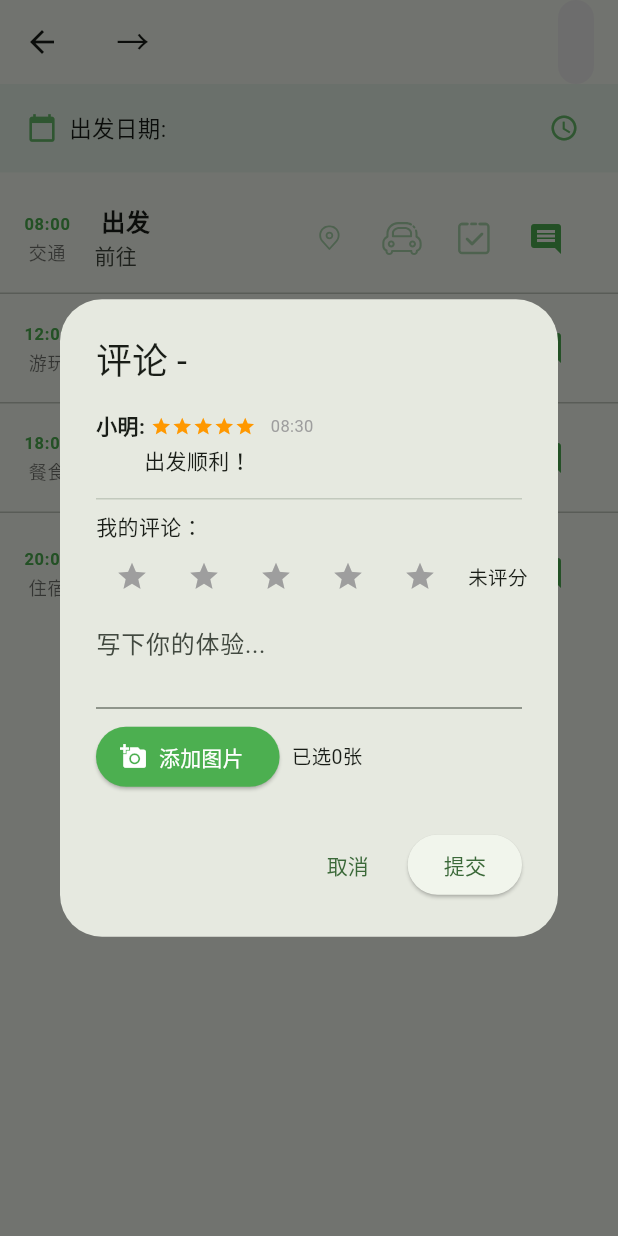
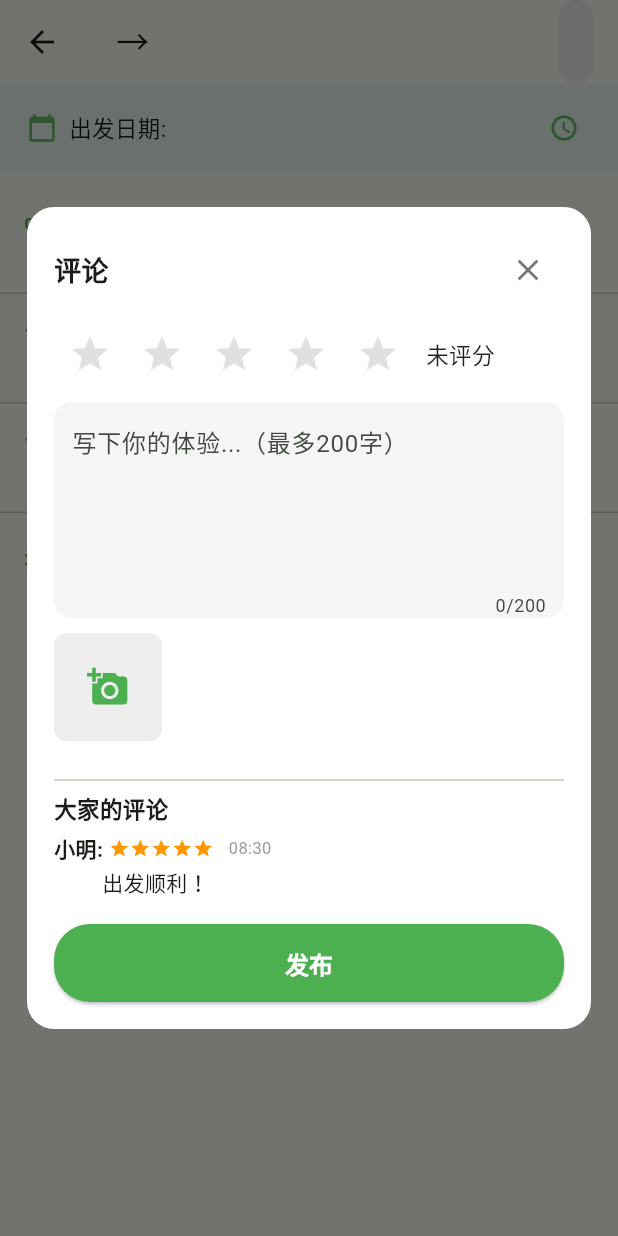
Before and after one commit to LydiaCai1203/jump-frog-fk, a Flutter app: the TripDetailPage screen opened directly with empty values, after a tap on the "comment" icon, on a phone screen of 412 x 824 dp. Run offline on Flutter 3.47's test engine with Material 3 defaults, Android fonts, the phone set to English and light mode, and no system bars; our stand-ins replace flutter_svg, font_awesome_flutter.

Commit message:
feat(flutter): modify page format

```diff
--- a/jump_frog_flutter/jump_frog_flutter/lib/pages/home_page.dart
+++ b/jump_frog_flutter/jump_frog_flutter/lib/pages/home_page.dart
@@ -237,10 +237,6 @@ class _HomePageState extends State<HomePage> {
                         icon: FontAwesomeIcons.comments,
                         label: '社区分享',
                       ),
-                      _FeatureChipFa(
-                        icon: FontAwesomeIcons.heart,
-                        label: '治愈体验',
-                      ),
                     ],
                   ),
                   const SizedBox(height: 12),
--- a/jump_frog_flutter/jump_frog_flutter/lib/pages/trip_detail_page.dart
+++ b/jump_frog_flutter/jump_frog_flutter/lib/pages/trip_detail_page.dart
@@ -349,18 +349,163 @@ class _CommentModalState extends State<_CommentModal> {
 
   @override
   Widget build(BuildContext context) {
-    return AlertDialog(
-      title: Text('评论 - ${widget.plan.title}'),
-      content: SizedBox(
-        width: 340,
+    final String title = (widget.plan.title.trim().isEmpty)
+        ? '评论'
+        : '评论 - ${widget.plan.title}';
+    return Dialog(
+      backgroundColor: Colors.white,
+      shape: RoundedRectangleBorder(borderRadius: BorderRadius.circular(18)),
+      insetPadding: const EdgeInsets.symmetric(horizontal: 18, vertical: 60),
+      child: Padding(
+        padding: const EdgeInsets.symmetric(horizontal: 18, vertical: 18),
+        child: SingleChildScrollView(
           child: Column(
             mainAxisSize: MainAxisSize.min,
             crossAxisAlignment: CrossAxisAlignment.start,
             children: [
+              Row(
+                mainAxisAlignment: MainAxisAlignment.spaceBetween,
+                children: [
+                  Text(
+                    title,
+                    style: const TextStyle(
+                      fontWeight: FontWeight.bold,
+                      fontSize: 18,
+                    ),
+                  ),
+                  IconButton(
+                    icon: const Icon(Icons.close, color: Colors.black54),
+                    onPressed: () => Navigator.of(context).pop(),
+                  ),
+                ],
+              ),
+              const SizedBox(height: 8),
+              // 评分
+              Row(
+                children: [
+                  ...List.generate(
+                    5,
+                    (i) => IconButton(
+                      icon: Icon(
+                        Icons.star,
+                        color: i < _rating
+                            ? Colors.orange
+                            : Colors.grey.shade300,
+                      ),
+                      iconSize: 28,
+                      padding: EdgeInsets.zero,
+                      onPressed: () => setState(() => _rating = i + 1),
+                    ),
+                  ),
+                  const SizedBox(width: 8),
+                  Text(
+                    _rating == 0 ? '未评分' : '$_rating 分',
+                    style: const TextStyle(fontSize: 15, color: Colors.black87),
+                  ),
+                ],
+              ),
+              const SizedBox(height: 8),
+              // 输入框
+              Container(
+                decoration: BoxDecoration(
+                  color: Colors.grey.shade100,
+                  borderRadius: BorderRadius.circular(12),
+                ),
+                child: TextField(
+                  controller: _controller,
+                  decoration: const InputDecoration(
+                    hintText: '写下你的体验...（最多200字）',
+                    border: InputBorder.none,
+                    contentPadding: EdgeInsets.symmetric(
+                      horizontal: 12,
+                      vertical: 14,
+                    ),
+                  ),
+                  minLines: 4,
+                  maxLines: 6,
+                  maxLength: 200,
+                ),
+              ),
+              const SizedBox(height: 10),
+              // 图片九宫格
+              Wrap(
+                spacing: 10,
+                runSpacing: 10,
+                children: [
+                  ..._images.map(
+                    (img) => Stack(
+                      alignment: Alignment.topRight,
+                      children: [
+                        GestureDetector(
+                          onTap: widget.onImageTap != null
+                              ? () => widget.onImageTap!(img)
+                              : null,
+                          child: ClipRRect(
+                            borderRadius: BorderRadius.circular(8),
+                            child: Image.file(
+                              File(img),
+                              width: 72,
+                              height: 72,
+                              fit: BoxFit.cover,
+                            ),
+                          ),
+                        ),
+                        GestureDetector(
+                          onTap: () => setState(() => _images.remove(img)),
+                          child: Container(
+                            decoration: const BoxDecoration(
+                              color: Colors.black54,
+                              shape: BoxShape.circle,
+                            ),
+                            child: const Icon(
+                              Icons.close,
+                              color: Colors.white,
+                              size: 16,
+                            ),
+                          ),
+                        ),
+                      ],
+                    ),
+                  ),
+                  if (_images.length < 9)
+                    GestureDetector(
+                      onTap: _pickImage,
+                      child: Container(
+                        width: 72,
+                        height: 72,
+                        decoration: BoxDecoration(
+                          color: Colors.grey.shade200,
+                          borderRadius: BorderRadius.circular(8),
+                        ),
+                        child: const Icon(
+                          Icons.add_a_photo,
+                          color: Colors.green,
+                          size: 28,
+                        ),
+                      ),
+                    ),
+                ],
+              ),
+              const SizedBox(height: 18),
+              // 历史评论
               if (widget.comments.isNotEmpty)
+                Padding(
+                  padding: const EdgeInsets.only(bottom: 8),
+                  child: Column(
+                    crossAxisAlignment: CrossAxisAlignment.start,
+                    children: [
+                      const Divider(),
+                      const Text(
+                        '大家的评论',
+                        style: TextStyle(
+                          fontWeight: FontWeight.bold,
+                          fontSize: 15,
+                        ),
+                      ),
+                      const SizedBox(height: 6),
                       ...widget.comments.map(
                         (c) => Padding(
-                  padding: const EdgeInsets.only(bottom: 8),
+                          padding: const EdgeInsets.only(bottom: 10),
                           child: Column(
                             crossAxisAlignment: CrossAxisAlignment.start,
                             children: [
@@ -368,14 +513,18 @@ class _CommentModalState extends State<_CommentModal> {
                                 children: [
                                   Text(
                                     '${c.user}: ',
-                            style: const TextStyle(fontWeight: FontWeight.bold),
+                                    style: const TextStyle(
+                                      fontWeight: FontWeight.bold,
+                                    ),
                                   ),
                                   ...List.generate(
                                     5,
                                     (i) => Icon(
                                       Icons.star,
                                       size: 14,
-                              color: i < c.rating ? Colors.orange : Colors.grey,
+                                      color: i < c.rating
+                                          ? Colors.orange
+                                          : Colors.grey,
                                     ),
                                   ),
                                   const SizedBox(width: 4),
@@ -389,12 +538,18 @@ class _CommentModalState extends State<_CommentModal> {
                                 ],
                               ),
                               Padding(
-                        padding: const EdgeInsets.only(left: 32, top: 2),
+                                padding: const EdgeInsets.only(
+                                  left: 32,
+                                  top: 2,
+                                ),
                                 child: Text(c.content),
                               ),
                               if (c.images.isNotEmpty)
                                 Padding(
-                          padding: const EdgeInsets.only(left: 32, top: 4),
+                                  padding: const EdgeInsets.only(
+                                    left: 32,
+                                    top: 4,
+                                  ),
                                   child: Wrap(
                                     spacing: 8,
                                     runSpacing: 8,
@@ -405,7 +560,8 @@ class _CommentModalState extends State<_CommentModal> {
                                                 ? () => widget.onImageTap!(img)
                                                 : null,
                                             child: ClipRRect(
-                                      borderRadius: BorderRadius.circular(8),
+                                              borderRadius:
+                                                  BorderRadius.circular(8),
                                               child: Image.file(
                                                 File(img),
                                                 width: 48,
@@ -422,121 +578,43 @@ class _CommentModalState extends State<_CommentModal> {
                           ),
                         ),
                       ),
-            if (widget.comments.isEmpty)
-              const Text('暂无评论', style: TextStyle(color: Colors.grey)),
-            const Divider(),
-            const Text('我的评论：'),
-            Row(
-              children: [
-                ...List.generate(
-                  5,
-                  (i) => IconButton(
-                    icon: Icon(
-                      Icons.star,
-                      color: i < _rating ? Colors.orange : Colors.grey,
-                    ),
-                    iconSize: 22,
-                    padding: EdgeInsets.zero,
-                    onPressed: () => setState(() => _rating = i + 1),
-                  ),
-                ),
-                const SizedBox(width: 8),
-                Text(
-                  _rating == 0 ? '未评分' : '$_rating 分',
-                  style: const TextStyle(fontSize: 13),
-                ),
-              ],
-            ),
-            TextField(
-              controller: _controller,
-              decoration: const InputDecoration(hintText: '写下你的体验...'),
-              minLines: 2,
-              maxLines: 4,
-            ),
-            const SizedBox(height: 8),
-            Row(
-              children: [
-                ElevatedButton.icon(
-                  onPressed: _pickImage,
-                  icon: const Icon(Icons.add_a_photo),
-                  label: const Text('添加图片'),
-                  style: ElevatedButton.styleFrom(
-                    backgroundColor: Colors.green,
-                    foregroundColor: Colors.white,
-                  ),
-                ),
-                const SizedBox(width: 8),
-                Text(
-                  '已选${_images.length}张',
-                  style: const TextStyle(fontSize: 13),
-                ),
-              ],
-            ),
-            if (_images.isNotEmpty)
-              Padding(
-                padding: const EdgeInsets.only(top: 8),
-                child: Wrap(
-                  spacing: 8,
-                  runSpacing: 8,
-                  children: _images
-                      .map(
-                        (img) => Stack(
-                          alignment: Alignment.topRight,
-                          children: [
-                            GestureDetector(
-                              onTap: widget.onImageTap != null
-                                  ? () => widget.onImageTap!(img)
-                                  : null,
-                              child: ClipRRect(
-                                borderRadius: BorderRadius.circular(8),
-                                child: Image.file(
-                                  File(img),
-                                  width: 40,
-                                  height: 40,
-                                  fit: BoxFit.cover,
-                                ),
-                              ),
-                            ),
-                            GestureDetector(
-                              onTap: () => setState(() => _images.remove(img)),
-                              child: Container(
-                                decoration: const BoxDecoration(
-                                  color: Colors.black54,
-                                  shape: BoxShape.circle,
-                                ),
-                                child: const Icon(
-                                  Icons.close,
-                                  color: Colors.white,
-                                  size: 14,
-                                ),
-                              ),
-                            ),
-                          ],
-                        ),
-                      )
-                      .toList(),
-                ),
-              ),
                     ],
                   ),
                 ),
-      actions: [
-        TextButton(
-          onPressed: () => Navigator.of(context).pop(),
-          child: const Text('取消'),
-        ),
-        ElevatedButton(
+              Row(
+                children: [
+                  Expanded(
+                    child: ElevatedButton(
                       onPressed: () {
-            if (_controller.text.trim().isEmpty || _rating == 0) return;
+                        if (_controller.text.trim().isEmpty || _rating == 0)
+                          return;
                         widget.onSubmit(
                           _controller.text.trim(),
                           _rating,
                           List.from(_images),
                         );
                       },
-          child: const Text('提交'),
+                      style: ElevatedButton.styleFrom(
+                        backgroundColor: Colors.green,
+                        foregroundColor: Colors.white,
+                        shape: RoundedRectangleBorder(
+                          borderRadius: BorderRadius.circular(24),
+                        ),
+                        padding: const EdgeInsets.symmetric(vertical: 14),
+                        textStyle: const TextStyle(
+                          fontSize: 16,
+                          fontWeight: FontWeight.bold,
+                        ),
+                      ),
+                      child: const Text('发布'),
+                    ),
                   ),
                 ],
+              ),
+            ],
+          ),
+        ),
+      ),
     );
   }
 }
```
Lines whose indentation alone changed are shown as unchanged.
